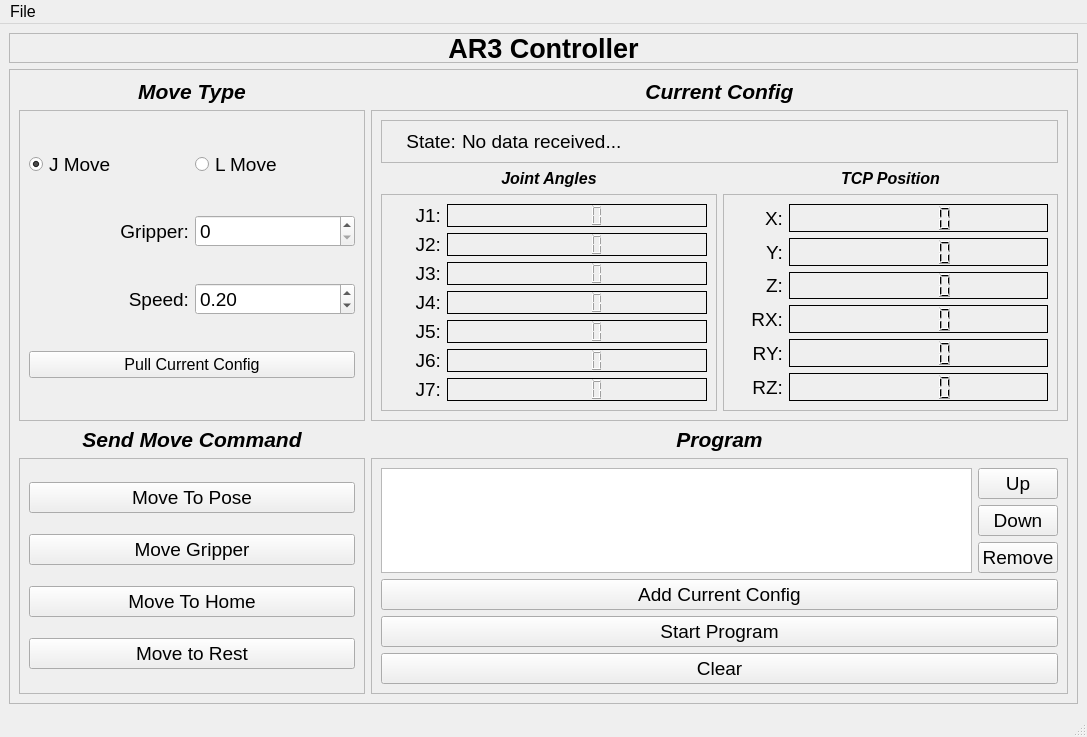
Before: the Qt Designer form src/ar3/src/ar3/ui/ar3_controller.ui in kpdudek/Robotics, drawn with Qt 5.
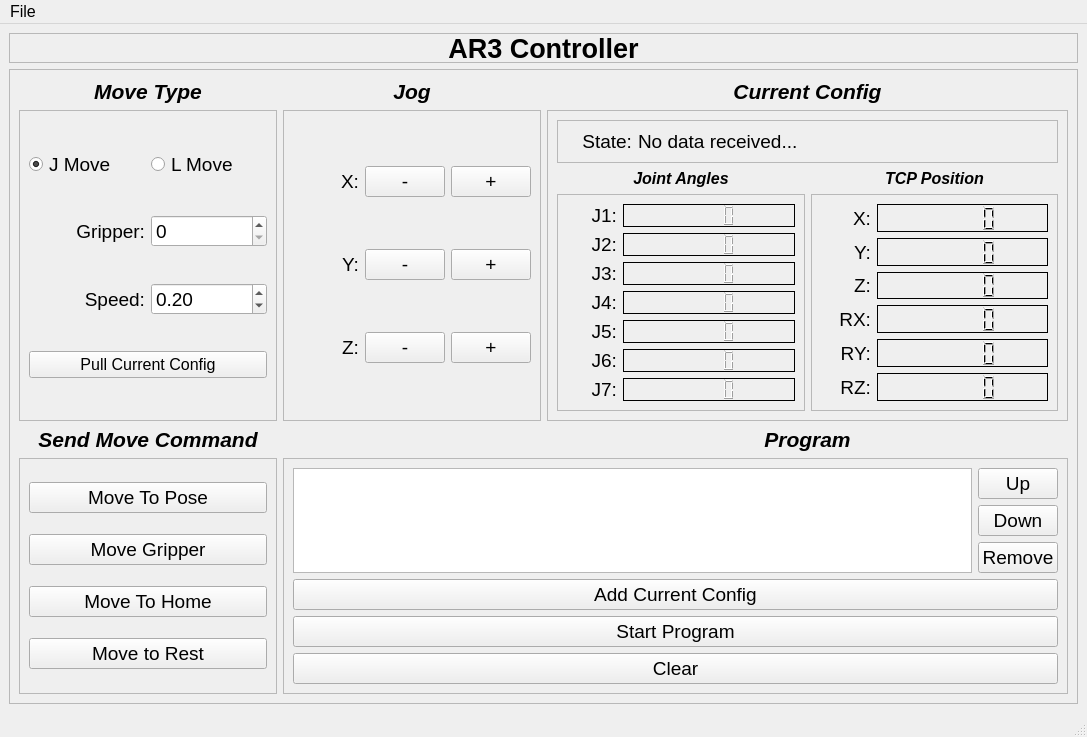
After: the same form once the commit is applied.

```diff
--- a/src/ar3/src/ar3/ui/ar3_controller.ui
+++ b/src/ar3/src/ar3/ui/ar3_controller.ui
@@ -53,6 +53,60 @@
          </property>
         </widget>
        </item>
+       <item row="1" column="2" colspan="2">
+        <widget class="QLabel" name="label_9">
+         <property name="maximumSize">
+          <size>
+           <width>16777215</width>
+           <height>30</height>
+          </size>
+         </property>
+         <property name="font">
+          <font>
+           <pointsize>16</pointsize>
+           <weight>75</weight>
+           <italic>true</italic>
+           <bold>true</bold>
+          </font>
+         </property>
+         <property name="text">
+          <string>Current Config</string>
+         </property>
+         <property name="alignment">
+          <set>Qt::AlignCenter</set>
+         </property>
+        </widget>
+       </item>
+       <item row="6" column="2" colspan="2">
+        <widget class="QLabel" name="label_2">
+         <property name="minimumSize">
+          <size>
+           <width>0</width>
+           <height>0</height>
+          </size>
+         </property>
+         <property name="maximumSize">
+          <size>
+           <width>16777215</width>
+           <height>30</height>
+          </size>
+         </property>
+         <property name="font">
+          <font>
+           <pointsize>16</pointsize>
+           <weight>75</weight>
+           <italic>true</italic>
+           <bold>true</bold>
+          </font>
+         </property>
+         <property name="text">
+          <string>Program</string>
+         </property>
+         <property name="alignment">
+          <set>Qt::AlignCenter</set>
+         </property>
+        </widget>
+       </item>
        <item row="7" column="0">
         <widget class="QFrame" name="frame_6">
          <property name="frameShape">
@@ -234,159 +288,6 @@
          </layout>
         </widget>
        </item>
-       <item row="7" column="1" colspan="2">
-        <widget class="QFrame" name="frame_2">
-         <property name="frameShape">
-          <enum>QFrame::StyledPanel</enum>
-         </property>
-         <property name="frameShadow">
-          <enum>QFrame::Raised</enum>
-         </property>
-         <layout class="QGridLayout" name="gridLayout_2">
-          <item row="7" column="0" colspan="2">
-           <widget class="QPushButton" name="clear_queue_button">
-            <property name="font">
-             <font>
-              <pointsize>14</pointsize>
-             </font>
-            </property>
-            <property name="text">
-             <string>Clear</string>
-            </property>
-           </widget>
-          </item>
-          <item row="2" column="0" rowspan="3">
-           <widget class="QListWidget" name="queue_list">
-            <property name="minimumSize">
-             <size>
-              <width>300</width>
-              <height>0</height>
-             </size>
-            </property>
-            <property name="font">
-             <font>
-              <pointsize>10</pointsize>
-             </font>
-            </property>
-           </widget>
-          </item>
-          <item row="2" column="1">
-           <widget class="QPushButton" name="program_up_button">
-            <property name="font">
-             <font>
-              <pointsize>14</pointsize>
-             </font>
-            </property>
-            <property name="text">
-             <string>Up</string>
-            </property>
-           </widget>
-          </item>
-          <item row="3" column="1">
-           <widget class="QPushButton" name="program_down_button">
-            <property name="font">
-             <font>
-              <pointsize>14</pointsize>
-             </font>
-            </property>
-            <property name="text">
-             <string>Down</string>
-            </property>
-           </widget>
-          </item>
-          <item row="6" column="0" colspan="2">
-           <widget class="QPushButton" name="start_queue_button">
-            <property name="font">
-             <font>
-              <pointsize>14</pointsize>
-             </font>
-            </property>
-            <property name="text">
-             <string>Start Program</string>
-            </property>
-           </widget>
-          </item>
-          <item row="4" column="1">
-           <widget class="QPushButton" name="program_remove_button">
-            <property name="font">
-             <font>
-              <pointsize>14</pointsize>
-             </font>
-            </property>
-            <property name="text">
-             <string>Remove</string>
-            </property>
-           </widget>
-          </item>
-          <item row="5" column="0" colspan="2">
-           <widget class="QPushButton" name="add_to_queue_button">
-            <property name="font">
-             <font>
-              <pointsize>14</pointsize>
-             </font>
-            </property>
-            <property name="text">
-             <string>Add Current Config</string>
-            </property>
-           </widget>
-          </item>
-         </layout>
-        </widget>
-       </item>
-       <item row="1" column="1" colspan="2">
-        <widget class="QLabel" name="label_9">
-         <property name="maximumSize">
-          <size>
-           <width>16777215</width>
-           <height>30</height>
-          </size>
-         </property>
-         <property name="font">
-          <font>
-           <pointsize>16</pointsize>
-           <weight>75</weight>
-           <italic>true</italic>
-           <bold>true</bold>
-          </font>
-         </property>
-         <property name="text">
-          <string>Current Config</string>
-         </property>
-         <property name="alignment">
-          <set>Qt::AlignCenter</set>
-         </property>
-        </widget>
-       </item>
-       <item row="6" column="1" colspan="2">
-        <widget class="QLabel" name="label_2">
-         <property name="minimumSize">
-          <size>
-           <width>0</width>
-           <height>0</height>
-          </size>
-         </property>
-         <property name="maximumSize">
-          <size>
-           <width>16777215</width>
-           <height>30</height>
-          </size>
-         </property>
-         <property name="font">
-          <font>
-           <pointsize>16</pointsize>
-           <weight>75</weight>
-           <italic>true</italic>
-           <bold>true</bold>
-          </font>
-         </property>
-         <property name="text">
-          <string>Program</string>
-         </property>
-         <property name="alignment">
-          <set>Qt::AlignCenter</set>
-         </property>
-        </widget>
-       </item>
        <item row="6" column="0">
         <widget class="QLabel" name="label">
          <property name="maximumSize">
@@ -411,7 +312,7 @@
          </property>
         </widget>
        </item>
-       <item row="4" column="1" colspan="2">
+       <item row="4" column="2" colspan="2">
         <widget class="QFrame" name="frame_9">
          <property name="frameShape">
           <enum>QFrame::StyledPanel</enum>
@@ -981,6 +882,252 @@
          </layout>
         </widget>
        </item>
+       <item row="4" column="1">
+        <widget class="QFrame" name="frame_4">
+         <property name="frameShape">
+          <enum>QFrame::StyledPanel</enum>
+         </property>
+         <property name="frameShadow">
+          <enum>QFrame::Raised</enum>
+         </property>
+         <layout class="QGridLayout" name="gridLayout_5">
+          <item row="1" column="2">
+           <widget class="QPushButton" name="jog_y_pos_button">
+            <property name="font">
+             <font>
+              <pointsize>14</pointsize>
+             </font>
+            </property>
+            <property name="text">
+             <string>+</string>
+            </property>
+           </widget>
+          </item>
+          <item row="0" column="2">
+           <widget class="QPushButton" name="jog_x_pos_button">
+            <property name="font">
+             <font>
+              <pointsize>14</pointsize>
+             </font>
+            </property>
+            <property name="text">
+             <string>+</string>
+            </property>
+           </widget>
+          </item>
+          <item row="0" column="0">
+           <widget class="QLabel" name="label_25">
+            <property name="font">
+             <font>
+              <pointsize>14</pointsize>
+             </font>
+            </property>
+            <property name="text">
+             <string>X:</string>
+            </property>
+            <property name="alignment">
+             <set>Qt::AlignRight|Qt::AlignTrailing|Qt::AlignVCenter</set>
+            </property>
+           </widget>
+          </item>
+          <item row="1" column="0">
+           <widget class="QLabel" name="label_26">
+            <property name="font">
+             <font>
+              <pointsize>14</pointsize>
+             </font>
+            </property>
+            <property name="text">
+             <string>Y:</string>
+            </property>
+            <property name="alignment">
+             <set>Qt::AlignRight|Qt::AlignTrailing|Qt::AlignVCenter</set>
+            </property>
+           </widget>
+          </item>
+          <item row="1" column="1">
+           <widget class="QPushButton" name="jog_y_neg_button">
+            <property name="font">
+             <font>
+              <pointsize>14</pointsize>
+             </font>
+            </property>
+            <property name="text">
+             <string>-</string>
+            </property>
+           </widget>
+          </item>
+          <item row="0" column="1">
+           <widget class="QPushButton" name="jog_x_neg_button">
+            <property name="font">
+             <font>
+              <pointsize>14</pointsize>
+             </font>
+            </property>
+            <property name="text">
+             <string>-</string>
+            </property>
+           </widget>
+          </item>
+          <item row="2" column="1">
+           <widget class="QPushButton" name="jog_z_neg_button">
+            <property name="font">
+             <font>
+              <pointsize>14</pointsize>
+             </font>
+            </property>
+            <property name="text">
+             <string>-</string>
+            </property>
+           </widget>
+          </item>
+          <item row="2" column="2">
+           <widget class="QPushButton" name="jog_z_pos_button">
+            <property name="font">
+             <font>
+              <pointsize>14</pointsize>
+             </font>
+            </property>
+            <property name="text">
+             <string>+</string>
+            </property>
+           </widget>
+          </item>
+          <item row="2" column="0">
+           <widget class="QLabel" name="label_27">
+            <property name="font">
+             <font>
+              <pointsize>14</pointsize>
+             </font>
+            </property>
+            <property name="text">
+             <string>Z:</string>
+            </property>
+            <property name="alignment">
+             <set>Qt::AlignRight|Qt::AlignTrailing|Qt::AlignVCenter</set>
+            </property>
+           </widget>
+          </item>
+         </layout>
+        </widget>
+       </item>
+       <item row="7" column="1" colspan="3">
+        <widget class="QFrame" name="frame_2">
+         <property name="frameShape">
+          <enum>QFrame::StyledPanel</enum>
+         </property>
+         <property name="frameShadow">
+          <enum>QFrame::Raised</enum>
+         </property>
+         <layout class="QGridLayout" name="gridLayout_2">
+          <item row="7" column="0" colspan="2">
+           <widget class="QPushButton" name="clear_queue_button">
+            <property name="font">
+             <font>
+              <pointsize>14</pointsize>
+             </font>
+            </property>
+            <property name="text">
+             <string>Clear</string>
+            </property>
+           </widget>
+          </item>
+          <item row="2" column="0" rowspan="3">
+           <widget class="QListWidget" name="queue_list">
+            <property name="minimumSize">
+             <size>
+              <width>300</width>
+              <height>0</height>
+             </size>
+            </property>
+            <property name="font">
+             <font>
+              <pointsize>10</pointsize>
+             </font>
+            </property>
+           </widget>
+          </item>
+          <item row="2" column="1">
+           <widget class="QPushButton" name="program_up_button">
+            <property name="font">
+             <font>
+              <pointsize>14</pointsize>
+             </font>
+            </property>
+            <property name="text">
+             <string>Up</string>
+            </property>
+           </widget>
+          </item>
+          <item row="3" column="1">
+           <widget class="QPushButton" name="program_down_button">
+            <property name="font">
+             <font>
+              <pointsize>14</pointsize>
+             </font>
+            </property>
+            <property name="text">
+             <string>Down</string>
+            </property>
+           </widget>
+          </item>
+          <item row="6" column="0" colspan="2">
+           <widget class="QPushButton" name="start_queue_button">
+            <property name="font">
+             <font>
+              <pointsize>14</pointsize>
+             </font>
+            </property>
+            <property name="text">
+             <string>Start Program</string>
+            </property>
+           </widget>
+          </item>
+          <item row="4" column="1">
+           <widget class="QPushButton" name="program_remove_button">
+            <property name="font">
+             <font>
+              <pointsize>14</pointsize>
+             </font>
+            </property>
+            <property name="text">
+             <string>Remove</string>
+            </property>
+           </widget>
+          </item>
+          <item row="5" column="0" colspan="2">
+           <widget class="QPushButton" name="add_to_queue_button">
+            <property name="font">
+             <font>
+              <pointsize>14</pointsize>
+             </font>
+            </property>
+            <property name="text">
+             <string>Add Current Config</string>
+            </property>
+           </widget>
+          </item>
+         </layout>
+        </widget>
+       </item>
+       <item row="1" column="1">
+        <widget class="QLabel" name="label_24">
+         <property name="font">
+          <font>
+           <pointsize>16</pointsize>
+           <weight>75</weight>
+           <italic>true</italic>
+           <bold>true</bold>
+          </font>
+         </property>
+         <property name="text">
+          <string>Jog</string>
+         </property>
+         <property name="alignment">
+          <set>Qt::AlignCenter</set>
+         </property>
+        </widget>
+       </item>
       </layout>
      </widget>
     </item>
```
